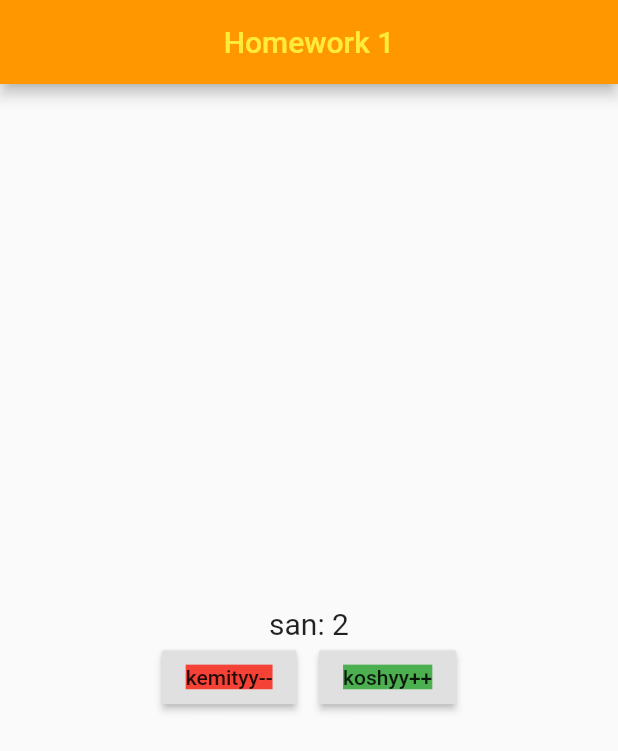
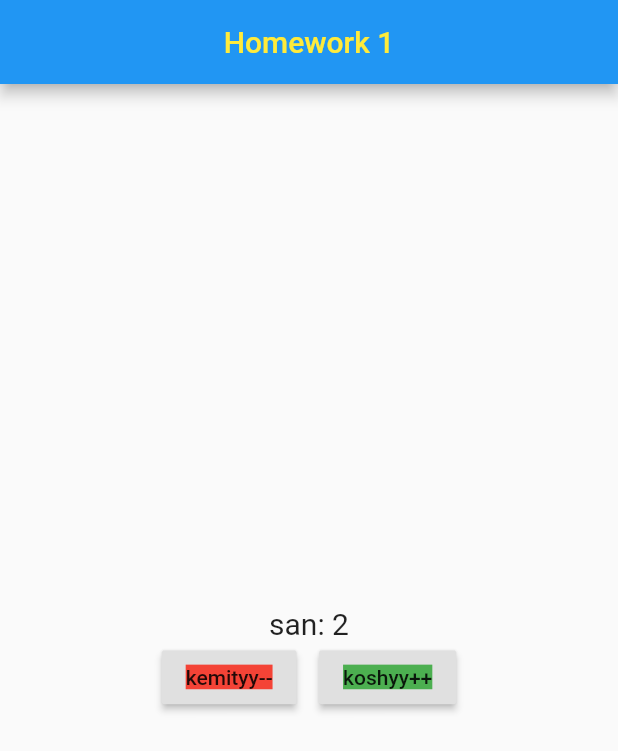
Before and after one commit to pazulova/homework1, a Flutter app: the screen it shows after launch, on a phone screen of 412 x 824 dp. Shown: the top 751 px of the screen. Run offline on Flutter 3.47's test engine with Material 2 defaults, Android fonts, the phone set to English and light mode, and no system bars.

Commit message:
ekinchi kommit

```diff
--- a/lib/main.dart
+++ b/lib/main.dart
@@ -8,8 +8,8 @@ class MyApp extends StatelessWidget {
     return MaterialApp(
       title: 'Belajar Flutter',
       theme: ThemeData(
-        primarySwatch: Colors.orange,
-      ),
+          // primarySwatch: Colors.orange,
+          ),
       home: Home(),
     );
   }
```
